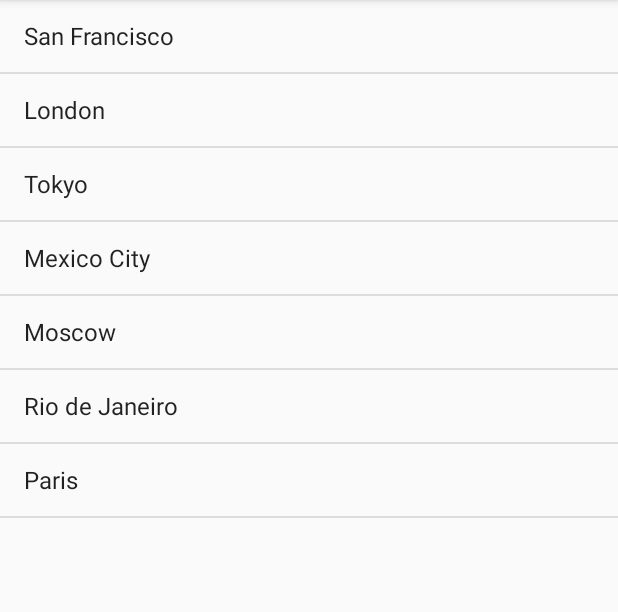
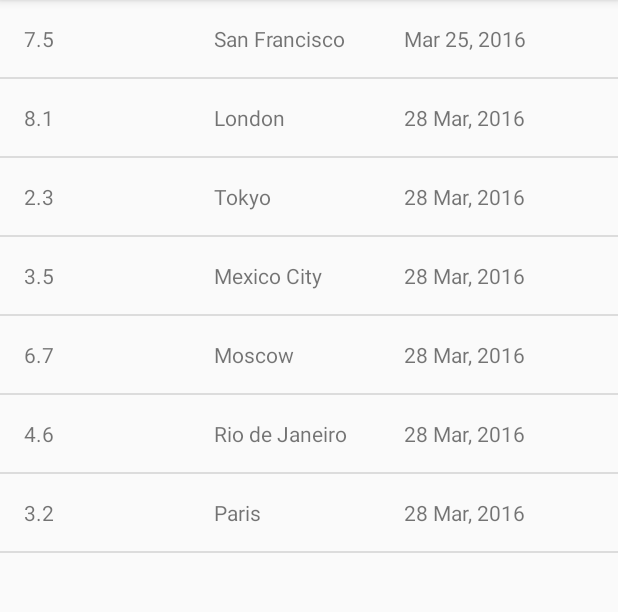
Before and after one commit to rajatparihar1994/Android-Basics, an Android app: the screen it shows after launch (EarthquakeActivity), on a phone screen of 412 x 824 dp, the part 84-696 px from its top. Run offline under Robolectric (Android 15) with nearby library versions, the phone set to English and light mode, and no system bars.

Commit message:
EarthquakeAdapter class is made to set the adapter on the listview. Earthquake class to get the values.

```diff
--- /dev/null
+++ b/QuakeReport/app/src/main/java/com/example/android/quakereport/Earthquake.java
@@ -0,0 +1,31 @@
+package com.example.android.quakereport;
+
+/**
+ * Created by rajpa on 24-Oct-16.
+ */
+
+public class Earthquake {
+
+    private String mMagnitute;
+    private String mLocation;
+    private String mDate;
+
+
+    public Earthquake(String mMagnitute, String mLocation, String mDate) {
+        this.mMagnitute = mMagnitute;
+        this.mLocation = mLocation;
+        this.mDate = mDate;
+    }
+
+    public String getmMagnitute() {
+        return mMagnitute;
+    }
+
+    public String getmLocation() {
+        return mLocation;
+    }
+
+    public String getmDate() {
+        return mDate;
+    }
+}
--- a/QuakeReport/app/src/main/java/com/example/android/quakereport/EarthquakeActivity.java
+++ b/QuakeReport/app/src/main/java/com/example/android/quakereport/EarthquakeActivity.java
@@ -32,21 +32,21 @@ public class EarthquakeActivity extends AppCompatActivity {
         setContentView(R.layout.earthquake_activity);
 
         // Create a fake list of earthquake locations.
-        ArrayList<String> earthquakes = new ArrayList<>();
-        earthquakes.add("San Francisco");
-        earthquakes.add("London");
-        earthquakes.add("Tokyo");
-        earthquakes.add("Mexico City");
-        earthquakes.add("Moscow");
-        earthquakes.add("Rio de Janeiro");
-        earthquakes.add("Paris");
+        ArrayList<Earthquake> earthquakes = new ArrayList<>();
+        earthquakes.add(new Earthquake("7.5", "San Francisco", "Mar 25, 2016"));
+        earthquakes.add(new Earthquake("8.1", "London", "28 Mar, 2016"));
+        earthquakes.add(new Earthquake("2.3", "Tokyo", "28 Mar, 2016"));
+        earthquakes.add(new Earthquake("3.5", "Mexico City", "28 Mar, 2016"));
+        earthquakes.add(new Earthquake("6.7", "Moscow", "28 Mar, 2016"));
+        earthquakes.add(new Earthquake("4.6", "Rio de Janeiro", "28 Mar, 2016"));
+        earthquakes.add(new Earthquake("3.2", "Paris", "28 Mar, 2016"));
 
         // Find a reference to the {@link ListView} in the layout
         ListView earthquakeListView = (ListView) findViewById(R.id.list);
 
         // Create a new {@link ArrayAdapter} of earthquakes
-        ArrayAdapter<String> adapter = new ArrayAdapter<String>(
-                this, android.R.layout.simple_list_item_1, earthquakes);
+        EarthquakeAdapter adapter = new EarthquakeAdapter(
+                this, earthquakes);
 
         // Set the adapter on the {@link ListView}
         // so the list can be populated in the user interface
--- /dev/null
+++ b/QuakeReport/app/src/main/java/com/example/android/quakereport/EarthquakeAdapter.java
@@ -0,0 +1,52 @@
+package com.example.android.quakereport;
+
+import android.content.Context;
+import android.view.LayoutInflater;
+import android.view.View;
+import android.view.ViewGroup;
+import android.widget.ArrayAdapter;
+import android.widget.TextView;
+
+import java.util.List;
+
+/**
+ * Created by rajpa on 24-Oct-16.
+ */
+
+public class EarthquakeAdapter extends ArrayAdapter<Earthquake> {
+
+    public EarthquakeAdapter(Context context, List<Earthquake> earthquakes) {
+        super(context, 0, earthquakes);
+    }
+
+    @Override
+    public View getView(int position, View convertView, ViewGroup parent) {
+
+        View listItemView = convertView;
+        if (listItemView == null) {
+            listItemView = LayoutInflater.from(getContext()).inflate(R.layout.earthquake_list_item, parent, false);
+
+        }
+        //Find the Eatrhquake at given position in the list of earthquake
+        Earthquake currentEarthquake = getItem(position);
+
+        //Find the TextView with the id magnitude
+        TextView magnitudeView = (TextView) listItemView.findViewById(R.id.magnitute);
+        //display the value of the current magnitude in the TextView
+        magnitudeView.setText(currentEarthquake.getmMagnitute());
+
+        //Find the TextView with the id location
+        TextView locationView = (TextView) listItemView.findViewById(R.id.location);
+        //display the value of the current location in the TextView
+        locationView.setText(currentEarthquake.getmLocation());
+
+
+        //Find the TextView with the id date
+        TextView dateView = (TextView) listItemView.findViewById(R.id.date);
+        //display the value of the current date in the TextView
+        dateView.setText(currentEarthquake.getmDate());
+
+
+        return listItemView;
+    }
+}
--- a/QuakeReport/app/src/main/res/layout/earthquake_list_item.xml
+++ b/QuakeReport/app/src/main/res/layout/earthquake_list_item.xml
@@ -19,7 +19,7 @@
         android:layout_width="0dp"
         android:layout_height="wrap_content"
         android:layout_weight="1"
-        tools:text="Las Vegas, USA"
+        tools:text="San Francisco, CA"
         />
     <TextView
         android:id="@+id/date"
```
